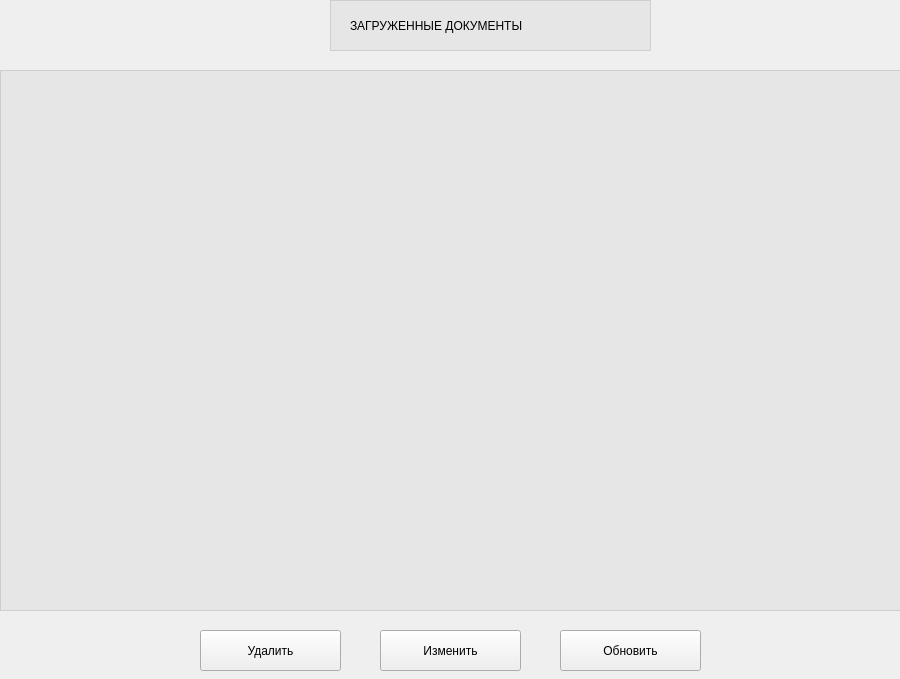
Before: the Qt Designer form gui/ui/journal.ui in kyrvvwfzhy-code/innovation_proposal_checking, drawn with Qt 5.
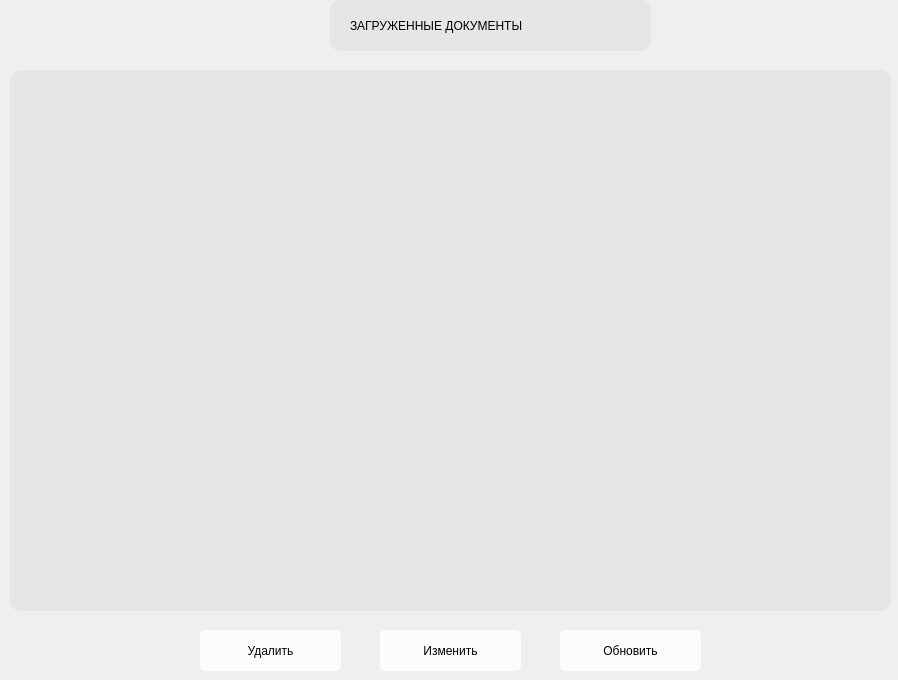
After: the same form once the commit is applied.

```diff
--- a/gui/ui/journal.ui
+++ b/gui/ui/journal.ui
@@ -6,8 +6,8 @@
    <rect>
     <x>0</x>
     <y>0</y>
-    <width>900</width>
-    <height>679</height>
+    <width>898</width>
+    <height>680</height>
    </rect>
   </property>
   <property name="sizePolicy">
@@ -19,6 +19,40 @@
   <property name="windowTitle">
    <string/>
   </property>
+  <property name="styleSheet">
+   <string notr="true">QFrame {
+    border-radius: 10px;
+}
+
+QPushButton{
+	background-color: rgba(255, 255, 255, 200);
+    border-radius: 5px;
+}
+
+QPushButton:hover:!checked {
+    background-color: rgb(119, 118, 123);
+}
+
+QPushButton:checked:hover {
+   background-color: rgb(119, 118, 123);
+}
+
+QPushButton:pressed:!checked {
+	background-color: rgb(154, 153, 150);
+}
+
+QPushButton:checked:pressed {
+	background-color: rgb(154, 153, 150);
+}
+
+QPushButton:checked {
+	background-color: rgb(154, 153, 150);
+}
+
+QPushButton:!checked {
+	background-color: rgba(255, 255, 255, 200);
+}</string>
+  </property>
   <widget class="QPushButton" name="pushButton">
    <property name="geometry">
     <rect>
@@ -35,9 +69,9 @@
   <widget class="QFrame" name="frame_3">
    <property name="geometry">
     <rect>
-     <x>0</x>
+     <x>10</x>
      <y>70</y>
-     <width>901</width>
+     <width>881</width>
      <height>541</height>
     </rect>
    </property>
```
